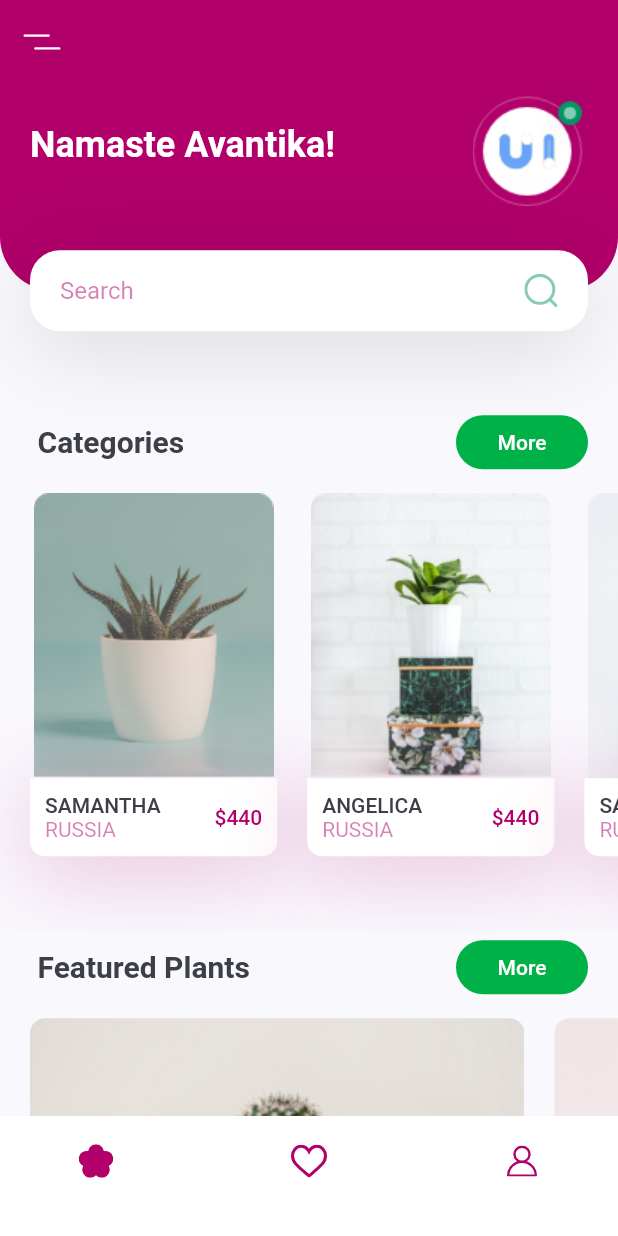
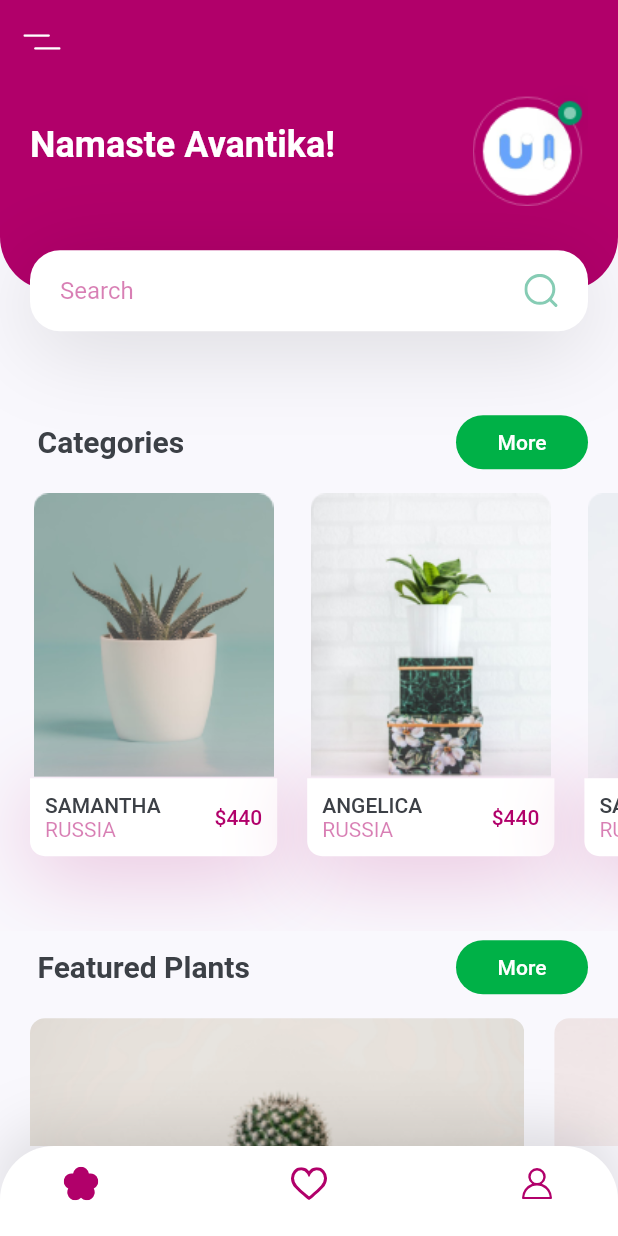
Before and after one commit to Karanjot-singh/ApnaVendor, a Flutter app: the screen it shows after launch, on a phone screen of 412 x 824 dp. Run offline on Flutter 3.47's test engine with Material 2 defaults, Android fonts, the phone set to English and light mode, and no system bars; our stand-ins replace flutter_svg.

Commit message:
UI changes

```diff
--- a/lib/components/my_bottom_nav_bar.dart
+++ b/lib/components/my_bottom_nav_bar.dart
@@ -12,20 +12,24 @@ class MyBottomNavBar extends StatelessWidget {
   Widget build(BuildContext context) {
     return Container(
       padding: EdgeInsets.only(
-        left: kDefaultPadding * 2,
-        right: kDefaultPadding * 2,
-        bottom: kDefaultPadding,
+        left: kDefaultPadding * 1.5,
+        right: kDefaultPadding * 1.5,
+        bottom: kDefaultPadding * 0.5,
       ),
-      height: 80,
+      height: 60,
       decoration: BoxDecoration(
+        borderRadius: BorderRadius.only(
+                topLeft: Radius.circular(36),
+                topRight: Radius.circular(36),
+              ),
 
         color: Colors.white,
         boxShadow: [
-          // BoxShadow(
-          //   offset: Offset(0, -10),
-          //   blurRadius: 35,
-          //   color: kPrimaryColor.withOpacity(0.38),
-          // ),
+          BoxShadow(
+            offset: Offset(0, -10),
+            blurRadius: 35,
+            color: Colors.black.withOpacity(0.13),
+          ),
         ],
       ),
       child: Row(
--- a/lib/constants.dart
+++ b/lib/constants.dart
@@ -5,10 +5,6 @@ const kPrimaryColor = Color(0xffb1006a);
 const kAccentColor = Color(0xff00B147);
 const kTextColor = Color(0xFF3C4046);
 const kBackgroundColor = Color(0xFFF9F8FD);
-// String values of the above for Customising icon Colours
-// String cPrimaryColor = "0xffb1006a";
-// String cAccentColor = "0xff00B147";
-// String cTextColor = "0xFF3C4046";
-// String cBackgroundColor = "0xFFF9F8FD";
+// For Customising icon Colours
 
 const double kDefaultPadding = 20.0;
```
